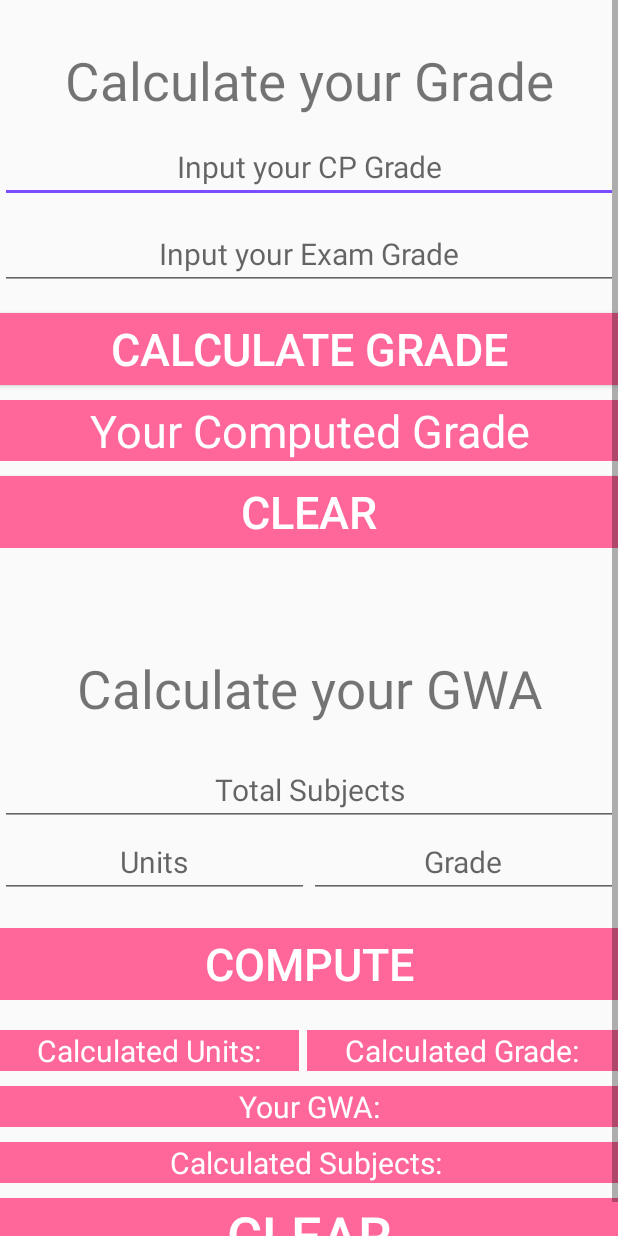
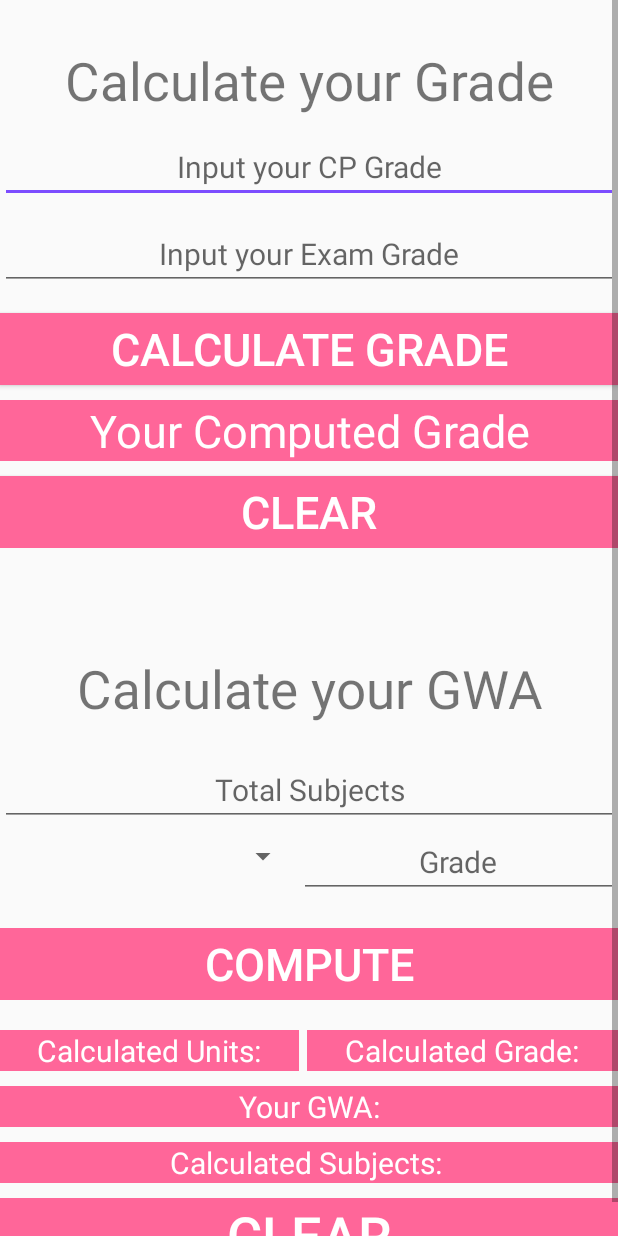
Before and after one commit to gelodgreat/CEUApp, an Android app: the layout fragment_studentgradecalcu.xml on its own in the app's theme, with its tools: preview values and no code run, on a phone screen of 412 x 824 dp. Run offline under Robolectric (Android 15) with nearby library versions, the light colour scheme and no system bars.

Commit message:
Implemented Spinner for units

```diff
--- a/app/src/main/java/com/gelo/ceuapp/studentgradecalcu.java
+++ b/app/src/main/java/com/gelo/ceuapp/studentgradecalcu.java
@@ -9,8 +9,10 @@ import android.view.View;
 import android.view.ViewGroup;
 import android.view.animation.Animation;
 import android.view.animation.AnimationUtils;
+import android.widget.ArrayAdapter;
 import android.widget.Button;
 import android.widget.EditText;
+import android.widget.Spinner;
 import android.widget.TextView;
 import android.widget.Toast;
 
@@ -35,8 +37,10 @@ public class studentgradecalcu extends Fragment {
     private TextView ttl;
     private InterstitialAd interstitial;
     private Button btn_next, btn_clear;
-    private EditText et_units, et_grade, et_total_subj;
+    private EditText et_grade, et_total_subj;
     private TextView tv_totalunits, tv_totalgrade, tv_totalaverage, tv_totalclicks;
+    private Double array_spinner[];
+    private Spinner loadunits;
 
     public studentgradecalcu() {
         // Required empty public constructor
@@ -50,7 +54,7 @@ public class studentgradecalcu extends Fragment {
         init(view);
         load_ads();
         showmytips();
-
+        spinnerloader();
         //for button animation
         animAlpha = AnimationUtils.loadAnimation(getContext(), R.anim.anim_alpha);
 
@@ -102,7 +106,7 @@ public class studentgradecalcu extends Fragment {
                 } else if (et_total_subj.getText().toString() != "") {
                     btn_next.setEnabled(true);
                     et_grade.setEnabled(true);
-                    et_units.setEnabled(true);
+                    loadunits.setEnabled(true);
                 }
 
                 return false;
@@ -119,7 +123,7 @@ public class studentgradecalcu extends Fragment {
         btn_calc = (Button) view.findViewById(R.id.btn_calculate);
         ttl = (TextView) view.findViewById(R.id.ttl_res);
         btn_clearonegrade = (Button) view.findViewById(R.id.btn_clearonegrade);
-
+        loadunits = (Spinner) view.findViewById(R.id.spinner_units);
 
         numxunits = 0;
         numxgrades = 0;
@@ -129,7 +133,7 @@ public class studentgradecalcu extends Fragment {
         btn_next = (Button) view.findViewById(R.id.btn_computeave);
         btn_clear = (Button) view.findViewById(R.id.calc_btn_clear);
 
-        et_units = (EditText) view.findViewById(R.id.et_totalunits);
+
         et_grade = (EditText) view.findViewById(R.id.et_totalgrade);
         et_total_subj = (EditText) view.findViewById(R.id.et_totalsubjects);
 
@@ -151,7 +155,7 @@ public class studentgradecalcu extends Fragment {
     private void preventcomputationiffinished() {
         btn_next.setEnabled(false);
         et_grade.setEnabled(false);
-        et_units.setEnabled(false);
+        loadunits.setEnabled(false);
     }
 
     //resettings controls of gwa
@@ -161,7 +165,6 @@ public class studentgradecalcu extends Fragment {
         numtotalave = 0;
         clickcounter = 0;
         et_grade.setText("");
-        et_units.setText("");
         et_total_subj.setText("");
         tv_totalunits.setText("Calculated Units: " + numxunits);
         tv_totalgrade.setText("Calculated Grade: " + numxgrades);
@@ -194,17 +197,17 @@ public class studentgradecalcu extends Fragment {
     //computes total gwa
     private void calcuunits() {
         try {
-            if (et_units.getText().toString().matches("") || et_grade.getText().toString().matches("") || et_total_subj.getText().toString().matches("")) {
+            if (et_grade.getText().toString().matches("") || et_total_subj.getText().toString().matches("")) {
                 Toast.makeText(getContext(), "Fill all fields!", Toast.LENGTH_SHORT).show();
             } else {
 
                 //Calculating Units
-                xunits = Double.parseDouble(et_units.getText().toString()) + numxunits;
+                xunits = Double.parseDouble(loadunits.getSelectedItem().toString()) + numxunits;
                 numxunits = xunits;
                 xresultunits = df.format(numxunits);
 
                 //Calculating Grade (WRONG FORMULA) DOUBLE CHECK YOUR FUCKING REFERENCE
-                multixgrade = Double.parseDouble(et_grade.getText().toString()) * Double.parseDouble(et_units.getText().toString());
+                multixgrade = Double.parseDouble(et_grade.getText().toString()) * Double.parseDouble(loadunits.getSelectedItem().toString());
                 xgrades = multixgrade + numxgrades;
                 numxgrades = xgrades;
                 xresultgrades = df.format(xgrades);
@@ -213,10 +216,8 @@ public class studentgradecalcu extends Fragment {
                 tv_totalunits.setText("Calculated Units:" + xresultunits);
                 tv_totalgrade.setText("Calculated Grade: " + xresultgrades);
 
-
                 et_grade.setText("");
-                et_units.setText("");
-                et_units.requestFocus();
+                loadunits.requestFocus();
                 clickcounter = clickcounter + 1;
             }
 
@@ -295,5 +296,16 @@ public class studentgradecalcu extends Fragment {
 
     }
 
+    private void spinnerloader() {
+        array_spinner = new Double[5];
+        array_spinner[0] = 1.0;
+        array_spinner[1] = 2.0;
+        array_spinner[2] = 3.0;
+        array_spinner[3] = 4.0;
+        array_spinner[4] = 5.0;
+        ArrayAdapter adapter = new ArrayAdapter(getContext(), R.layout.spinnerunitslayout, array_spinner);
+        loadunits.setAdapter(adapter);
+
+    }
 
 }
--- a/app/src/main/res/layout-sw320dp/fragment_studentgradecalcu.xml
+++ b/app/src/main/res/layout-sw320dp/fragment_studentgradecalcu.xml
@@ -163,23 +163,19 @@
                     android:orientation="horizontal"
                     android:weightSum="2">
 
-                    <EditText
-                        android:id="@+id/et_totalunits"
+
+                    <Spinner
+                        android:id="@+id/spinner_units"
                         android:layout_width="wrap_content"
-                        android:layout_height="wrap_content"
-                        android:layout_weight="1"
-                        android:ems="10"
-                        android:gravity="center"
-                        android:hint="Units"
-                        android:inputType="numberDecimal"
-                        android:textSize="20sp" />
+                        android:layout_height="40sp"
+                        android:layout_weight="1"></Spinner>
+
 
                     <EditText
                         android:id="@+id/et_totalgrade"
                         android:layout_width="wrap_content"
                         android:layout_height="wrap_content"
                         android:layout_weight="1"
-                        android:ems="10"
                         android:gravity="center"
                         android:hint="Grade"
                         android:inputType="numberDecimal"
--- a/app/src/main/res/layout-sw480dp/fragment_studentgradecalcu.xml
+++ b/app/src/main/res/layout-sw480dp/fragment_studentgradecalcu.xml
@@ -163,23 +163,17 @@
                     android:orientation="horizontal"
                     android:weightSum="2">
 
-                    <EditText
-                        android:id="@+id/et_totalunits"
+                    <Spinner
+                        android:id="@+id/spinner_units"
                         android:layout_width="wrap_content"
-                        android:layout_height="wrap_content"
-                        android:layout_weight="1"
-                        android:ems="10"
-                        android:gravity="center"
-                        android:hint="Units"
-                        android:inputType="numberDecimal"
-                        android:textSize="20sp" />
+                        android:layout_height="40sp"
+                        android:layout_weight="1"></Spinner>
 
                     <EditText
                         android:id="@+id/et_totalgrade"
                         android:layout_width="wrap_content"
                         android:layout_height="wrap_content"
                         android:layout_weight="1"
-                        android:ems="10"
                         android:gravity="center"
                         android:hint="Grade"
                         android:inputType="numberDecimal"
--- a/app/src/main/res/layout-sw600dp/fragment_studentgradecalcu.xml
+++ b/app/src/main/res/layout-sw600dp/fragment_studentgradecalcu.xml
@@ -163,23 +163,17 @@
                     android:orientation="horizontal"
                     android:weightSum="2">
 
-                    <EditText
-                        android:id="@+id/et_totalunits"
+                    <Spinner
+                        android:id="@+id/spinner_units"
                         android:layout_width="wrap_content"
-                        android:layout_height="wrap_content"
-                        android:layout_weight="1"
-                        android:ems="10"
-                        android:gravity="center"
-                        android:hint="Units"
-                        android:inputType="numberDecimal"
-                        android:textSize="30sp" />
+                        android:layout_height="40sp"
+                        android:layout_weight="1"></Spinner>
 
                     <EditText
                         android:id="@+id/et_totalgrade"
                         android:layout_width="wrap_content"
                         android:layout_height="wrap_content"
                         android:layout_weight="1"
-                        android:ems="10"
                         android:gravity="center"
                         android:hint="Grade"
                         android:inputType="numberDecimal"
--- a/app/src/main/res/layout-sw720dp/fragment_studentgradecalcu.xml
+++ b/app/src/main/res/layout-sw720dp/fragment_studentgradecalcu.xml
@@ -163,23 +163,17 @@
                     android:orientation="horizontal"
                     android:weightSum="2">
 
-                    <EditText
-                        android:id="@+id/et_totalunits"
+                    <Spinner
+                        android:id="@+id/spinner_units"
                         android:layout_width="wrap_content"
-                        android:layout_height="wrap_content"
-                        android:layout_weight="1"
-                        android:ems="10"
-                        android:gravity="center"
-                        android:hint="Units"
-                        android:inputType="numberDecimal"
-                        android:textSize="30sp" />
+                        android:layout_height="40sp"
+                        android:layout_weight="1"></Spinner>
 
                     <EditText
                         android:id="@+id/et_totalgrade"
                         android:layout_width="wrap_content"
                         android:layout_height="wrap_content"
                         android:layout_weight="1"
-                        android:ems="10"
                         android:gravity="center"
                         android:hint="Grade"
                         android:inputType="numberDecimal"
--- a/app/src/main/res/layout/fragment_studentgradecalcu.xml
+++ b/app/src/main/res/layout/fragment_studentgradecalcu.xml
@@ -163,23 +163,17 @@
                     android:orientation="horizontal"
                     android:weightSum="2">
 
-                    <EditText
-                        android:id="@+id/et_totalunits"
+                    <Spinner
+                        android:id="@+id/spinner_units"
                         android:layout_width="wrap_content"
-                        android:layout_height="wrap_content"
-                        android:layout_weight="1"
-                        android:ems="10"
-                        android:gravity="center"
-                        android:hint="Units"
-                        android:inputType="numberDecimal"
-                        android:textSize="20sp" />
+                        android:layout_height="40sp"
+                        android:layout_weight="1"></Spinner>
 
                     <EditText
                         android:id="@+id/et_totalgrade"
                         android:layout_width="wrap_content"
                         android:layout_height="wrap_content"
                         android:layout_weight="1"
-                        android:ems="10"
                         android:gravity="center"
                         android:hint="Grade"
                         android:inputType="numberDecimal"
```
